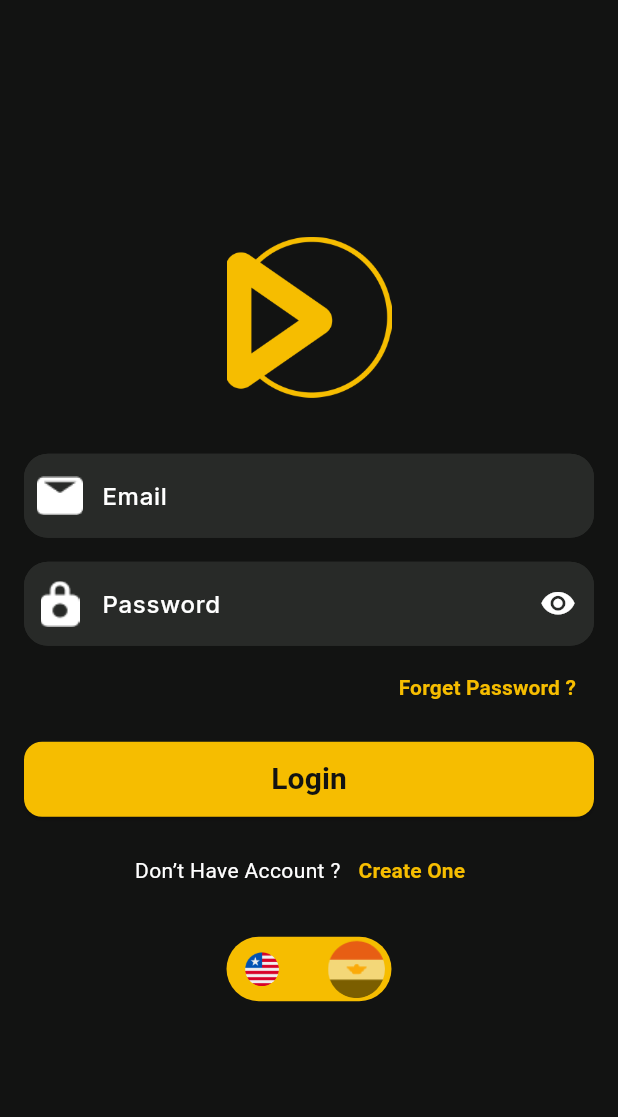
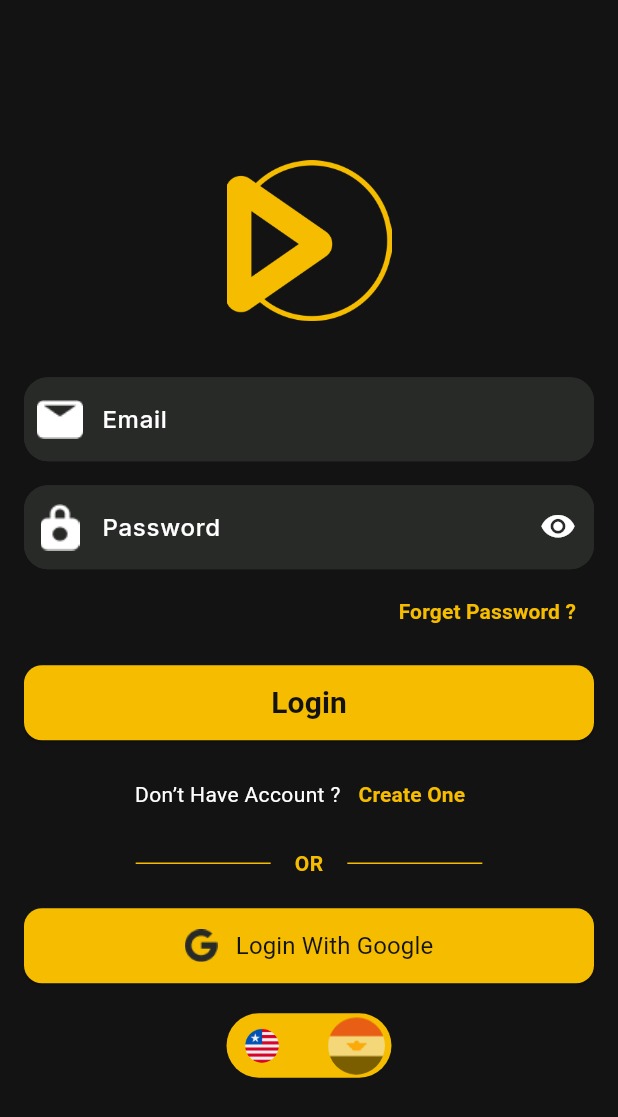
Before and after one commit to 0samaalaa/movies, a Flutter app: the LoginPage screen opened by its route, on a phone screen of 412 x 824 dp. Shown: the top 1117 px of the screen. Run offline on Flutter 3.47's test engine with Material 3 defaults, Android fonts, the phone set to English and light mode, and no system bars; drawn by our look-alikes of animated_toggle_switch; our stand-ins replace animate_do, awesome_snackbar_content, flutter_bloc, google_fonts, shared_preferences; accounts and stored records are empty.

Commit message:
updated logic for login screen

```diff
--- a/lib/features/auth/presentation/pages/login_screen.dart
+++ b/lib/features/auth/presentation/pages/login_screen.dart
@@ -1,13 +1,17 @@
+import 'dart:convert';
 import 'package:flutter/material.dart';
+import 'package:http/http.dart' as http;
+import 'package:shared_preferences/shared_preferences.dart';
 import 'package:animate_do/animate_do.dart';
 import 'package:animated_toggle_switch/animated_toggle_switch.dart';
-import '../../../../core/localization/app_localizations.dart';
-import '../../../../core/resources/app_Images.dart';
-import '../../../../core/resources/app_colors.dart';
-import '../../../../core/resources/app_icons.dart';
-import '../../../../core/routes/routes.dart';
-import '../../../../core/widgets/custom_text_filed.dart';
-import '../../../../main.dart';
+import 'package:awesome_snackbar_content/awesome_snackbar_content.dart';
+import '../../../../../core/localization/app_localizations.dart';
+import '../../../../../core/resources/app_Images.dart';
+import '../../../../../core/resources/app_colors.dart';
+import '../../../../../core/resources/app_icons.dart';
+import '../../../../../core/routes/routes.dart';
+import '../../../../../core/widgets/custom_text_filed.dart';
+import '../../../../../main.dart';
 
 class LoginPage extends StatefulWidget {
   const LoginPage({super.key});
@@ -17,7 +21,66 @@ class LoginPage extends StatefulWidget {
 }
 
 class _LoginPageState extends State<LoginPage> {
-  String _lang = "en";
+  final _emailController = TextEditingController();
+  final _passwordController = TextEditingController();
+  final _formKey = GlobalKey<FormState>();
+  bool _isLoading = false;
+
+  void showAwesomeSnackBar(BuildContext context, String title, String message, ContentType type) {
+    final snackBar = SnackBar(
+      elevation: 0,
+      behavior: SnackBarBehavior.floating,
+      backgroundColor: Colors.transparent,
+      content: AwesomeSnackbarContent(
+        title: title,
+        message: message,
+        contentType: type,
+      ),
+    );
+
+    ScaffoldMessenger.of(context)
+      ..hideCurrentSnackBar()
+      ..showSnackBar(snackBar);
+  }
+
+  Future<void> _handleLogin() async {
+    if (!(_formKey.currentState?.validate() ?? false)) return;
+    setState(() => _isLoading = true);
+    try {
+      final response = await http.post(
+        Uri.parse("https://route-movie-apis.vercel.app/auth/login"),
+        headers: {"Content-Type": "application/json"},
+        body: jsonEncode({
+          "email": _emailController.text.trim().toLowerCase(),
+          "password": _passwordController.text,
+        }),
+      );
+
+      final data = jsonDecode(response.body);
+
+      if (response.statusCode == 200) {
+        final prefs = await SharedPreferences.getInstance();
+        await prefs.setBool('isLoggedIn', true);
+        await prefs.setString('token', data["data"] ?? "");
+
+        showAwesomeSnackBar(context, "Success", "Login successful!", ContentType.success);
+        Navigator.pushReplacementNamed(context, Routes.layoutScreen);
+      } else {
+        showAwesomeSnackBar(context, "Error", data["message"] ?? "Login failed", ContentType.failure);
+      }
+    } catch (e) {
+      showAwesomeSnackBar(context, "Error", e.toString(), ContentType.failure);
+    } finally {
+      setState(() => _isLoading = false);
+    }
+  }
+
+  @override
+  void dispose() {
+    _emailController.dispose();
+    _passwordController.dispose();
+    super.dispose();
+  }
 
   @override
   Widget build(BuildContext context) {
@@ -27,6 +90,8 @@ class _LoginPageState extends State<LoginPage> {
       body: Center(
         child: SingleChildScrollView(
           padding: const EdgeInsets.symmetric(horizontal: 16, vertical: 2),
+          child: Form(
+            key: _formKey,
             child: Column(
               mainAxisSize: MainAxisSize.min,
               children: [
@@ -45,6 +110,7 @@ class _LoginPageState extends State<LoginPage> {
                 ),
                 const SizedBox(height: 16),
                 CustomTextFiled(
+                  controller: _emailController,
                   hintText: l10n.email,
                   prefixIcon: Padding(
                     padding: const EdgeInsets.all(8),
@@ -55,9 +121,11 @@ class _LoginPageState extends State<LoginPage> {
                       color: MColors.white,
                     ),
                   ),
+                  validator: (val) => val == null || val.isEmpty ? l10n.email : null,
                 ),
                 const SizedBox(height: 16),
                 CustomTextFiled(
+                  controller: _passwordController,
                   hintText: l10n.password,
                   isPassword: true,
                   prefixIcon: Padding(
@@ -69,6 +137,7 @@ class _LoginPageState extends State<LoginPage> {
                       color: MColors.white,
                     ),
                   ),
+                  validator: (val) => val == null || val.isEmpty ? l10n.password : null,
                 ),
                 const SizedBox(height: 4),
                 Align(
@@ -99,10 +168,10 @@ class _LoginPageState extends State<LoginPage> {
                         borderRadius: BorderRadius.circular(12),
                       ),
                     ),
-                  onPressed: () {
-                    Navigator.pushNamed(context, Routes.layoutScreen);
-                  },
-                  child: Text(
+                    onPressed: _isLoading ? null : _handleLogin,
+                    child: _isLoading
+                        ? const CircularProgressIndicator(color: MColors.black)
+                        : Text(
                       l10n.login,
                       style: const TextStyle(
                         fontSize: 20,
@@ -135,6 +204,58 @@ class _LoginPageState extends State<LoginPage> {
                     ),
                   ],
                 ),
+                const SizedBox(height: 12),
+                Row(
+                  mainAxisAlignment: MainAxisAlignment.center,
+                  children: [
+                    const SizedBox(
+                      width: 90,
+                      child: Divider(color: MColors.yellow, thickness: 1.0),
+                    ),
+                    Padding(
+                      padding: const EdgeInsets.symmetric(horizontal: 16),
+                      child: Text(
+                        l10n.or,
+                        style: const TextStyle(color: MColors.yellow, fontWeight: FontWeight.bold),
+                      ),
+                    ),
+                    const SizedBox(
+                      width: 90,
+                      child: Divider(color: MColors.yellow, thickness: 1.0),
+                    ),
+                  ],
+                ),
+                const SizedBox(height: 20),
+                SizedBox(
+                  width: double.infinity,
+                  height: 50,
+                  child: ElevatedButton(
+                    style: ElevatedButton.styleFrom(
+                      backgroundColor: MColors.yellow,
+                      padding: const EdgeInsets.symmetric(vertical: 10),
+                      shape: RoundedRectangleBorder(
+                        borderRadius: BorderRadius.circular(12),
+                      ),
+                    ),
+                    onPressed: () {
+                    },
+                    child: Row(
+                      mainAxisAlignment: MainAxisAlignment.center,
+                      children: [
+                        Image.asset(MIcons.google, height: 22, width: 22),
+                        const SizedBox(width: 12),
+                        Text(
+                          l10n.loginWithGoogle,
+                          style: TextStyle(
+                            color: MColors.black,
+                            fontSize: 16,
+                            fontWeight: FontWeight.w400,
+                          ),
+                        ),
+                      ],
+                    ),
+                  ),
+                ),
                 const SizedBox(height: 20),
                 Directionality(
                   textDirection: TextDirection.ltr,
@@ -153,9 +274,7 @@ class _LoginPageState extends State<LoginPage> {
                       return Container(
                         decoration: BoxDecoration(
                           shape: BoxShape.circle,
-                        border: foreground
-                            ? Border.all(color: MColors.yellow, width: 4)
-                            : null,
+                          border: foreground ? Border.all(color: MColors.yellow, width: 4) : null,
                         ),
                         child: ClipOval(
                           child: Image.asset(flag, fit: BoxFit.cover),
@@ -175,6 +294,7 @@ class _LoginPageState extends State<LoginPage> {
             ),
           ),
         ),
+      ),
     );
   }
 }
--- a/lib/features/auth/presentation/pages/reset_password.dart
+++ b/lib/features/auth/presentation/pages/reset_password.dart
@@ -9,8 +9,6 @@ import '../../../../core/resources/app_Images.dart';
 import '../../../profile/presentation/bloc/profile_bloc.dart';
 import '../../../profile/presentation/bloc/profile_event.dart';
 import '../../../profile/presentation/bloc/profile_state.dart';
-
-
 
 class ResetPasswordScreen extends StatefulWidget {
   const ResetPasswordScreen({super.key});
```
Lines whose indentation alone changed are shown as unchanged.
